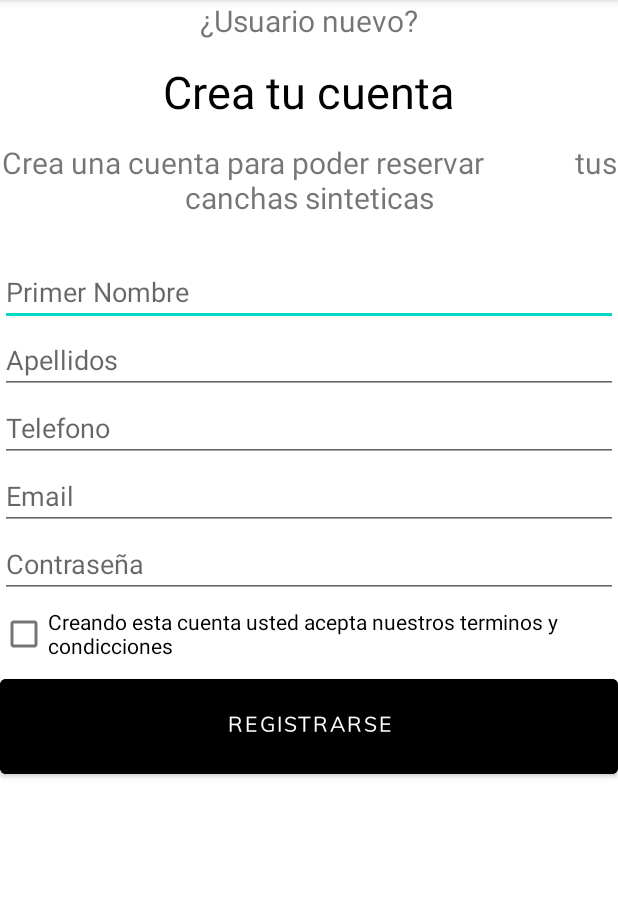
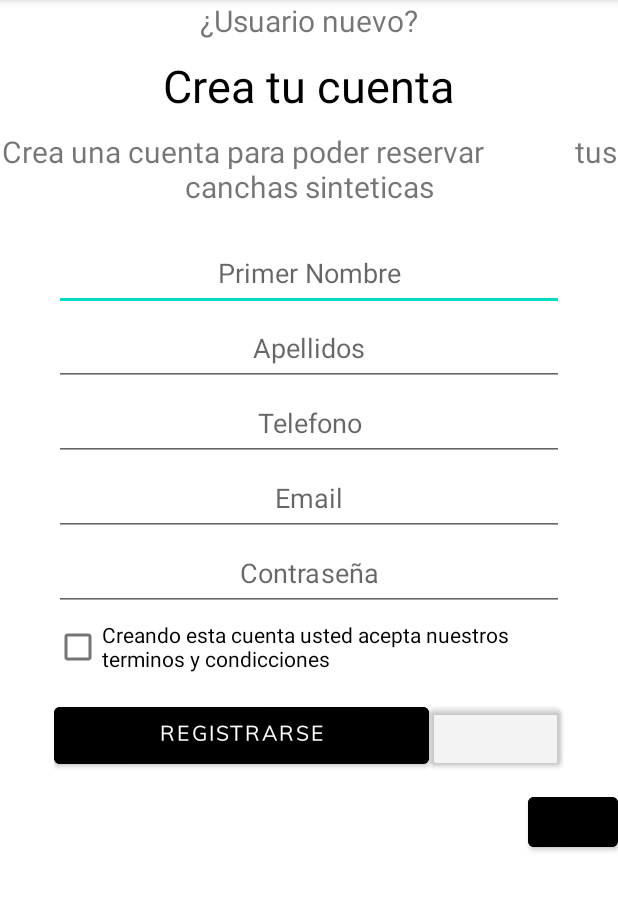
Before and after one commit to aleortbas/proyecto_moviles1, an Android app: the RegistrarUsuario screen opened directly, with no data from a screen before it, on a phone screen of 412 x 824 dp, the part 84-995 px from its top. Run offline under Robolectric (Android 15) with nearby library versions, the phone set to English and light mode, and no system bars; libraries missing offline, so code that uses them is left out: com.google.zxing.integration.

Commit message:
QR para crear usuario

```diff
--- a/app/build.gradle
+++ b/app/build.gradle
@@ -7,7 +7,7 @@ android {
 
     defaultConfig {
         applicationId "com.example.footboocking"
-        minSdk 21
+        minSdk 24
         targetSdk 31
         versionCode 1
         versionName "1.0"
@@ -40,6 +40,7 @@ dependencies {
     androidTestImplementation 'androidx.test.ext:junit:1.1.3'
     androidTestImplementation 'androidx.test.espresso:espresso-core:3.4.0'
     implementation'org.jbundle.util.osgi.wrapped:org.jbundle.util.osgi.wrapped.org.apache.http.client:4.1.2'
+    implementation 'com.journeyapps:zxing-android-embedded:4.1.0'
     implementation 'com.android.support:recyclerview-v7:28.0.0'
     implementation 'com.android.support:cardview-v7:28.0.0'
     implementation 'com.android.volley:volley:1.2.1'
--- a/app/src/main/java/com/example/footboocking/RegistrarUsuario.java
+++ b/app/src/main/java/com/example/footboocking/RegistrarUsuario.java
@@ -13,16 +13,20 @@ import android.widget.EditText;
 import android.widget.RadioButton;
 import android.widget.Toast;
 
+import com.google.zxing.integration.android.IntentIntegrator;
+import com.google.zxing.integration.android.IntentResult;
+
 import org.apache.http.NameValuePair;
 import org.apache.http.message.BasicNameValuePair;
 
 import java.util.ArrayList;
 import java.util.List;
+import java.util.StringTokenizer;
 
-public class RegistrarUsuario extends AppCompatActivity {
+public class RegistrarUsuario extends AppCompatActivity implements View.OnClickListener {
 
-    EditText nombreTx,apellidoTx,emailTx,contraseñaTx,telefonotx;
-    Button button;
+    EditText nombreTx, apellidoTx, emailTx, contraseñaTx, telefonotx;
+    Button button, buttonQr;
 
     @Override
     protected void onCreate(Bundle savedInstanceState) {
@@ -34,23 +38,62 @@ public class RegistrarUsuario extends AppCompatActivity {
         emailTx = findViewById(R.id.email);
         contraseñaTx = findViewById(R.id.Password);
         telefonotx = findViewById(R.id.editTextPhone);
-        button = (Button) findViewById(R.id.button);
+        button = findViewById(R.id.button);
+        buttonQr = findViewById(R.id.buttonQr);
+        button.setOnClickListener(this);
+        buttonQr.setOnClickListener(this);
+    }
 
+    public void onActivityResult(int requestCode, int resultCode, Intent intent) {
+        IntentResult result = IntentIntegrator.parseActivityResult(requestCode, resultCode, intent);
 
-        button.setOnClickListener(new View.OnClickListener() {
+        if (result != null) {
+            if (result.getContents() == null) {
+                Toast.makeText(getApplicationContext(), "Error de lectura", Toast.LENGTH_LONG).show();
+            } else {
+                String scanContent = result.getContents();
+                StringTokenizer t = new StringTokenizer(scanContent, "*");
+                String nombre = t.nextToken();
+                String apellido = t.nextToken();
+                String telefonoTx = t.nextToken();
+                String email = t.nextToken();
+                String contraseña = t.nextToken();
+                nombreTx.setText("" + nombre);
+                apellidoTx.setText("" + apellido);
+                telefonotx.setText("" + telefonoTx);
+                emailTx.setText("" + email);
+                contraseñaTx.setText("" + contraseña);
+                Toast.makeText(getApplicationContext(), "Captura de datos", Toast.LENGTH_LONG).show();
+            }
+        } else {
+            super.onActivityResult(requestCode, resultCode, intent);
+        }
+    }
+
     @Override
-            public void onClick(View view) {
-                if((!nombreTx.getText().toString().trim().equalsIgnoreCase("")) ||
+    public void onClick(View v) {
+        if (v.getId() == R.id.buttonQr) {
+            IntentIntegrator integrador = new IntentIntegrator(RegistrarUsuario.this);
+            integrador.setDesiredBarcodeFormats(IntentIntegrator.ALL_CODE_TYPES);
+            integrador.setPrompt("Lector QR");
+            integrador.setCameraId(0);
+            integrador.setBeepEnabled(true);
+            integrador.setBarcodeImageEnabled(true);
+            integrador.initiateScan();
+        }
+
+        if (v.getId() == R.id.button) {
+            if ((!nombreTx.getText().toString().trim().equalsIgnoreCase("")) ||
                     (!apellidoTx.getText().toString().trim().equalsIgnoreCase("")) ||
                     (!emailTx.getText().toString().trim().equalsIgnoreCase("")) ||
-                        (!contraseñaTx.getText().toString().trim().equalsIgnoreCase(""))){
+                    (!contraseñaTx.getText().toString().trim().equalsIgnoreCase(""))) {
                 new Insertar(RegistrarUsuario.this).execute();
             } else {
 
                 Toast.makeText(RegistrarUsuario.this, "Hay informacion por llenar", Toast.LENGTH_SHORT).show();
+
             }
         }
-        });
     }
 
     // CRUD from here --------
@@ -58,6 +101,7 @@ public class RegistrarUsuario extends AppCompatActivity {
 
         String url = Constants.URL + "footbocking/add.php";
         String rol = "2";
+
         List<NameValuePair> nameValuePairs; // definimos la lista de datos
         nameValuePairs = new ArrayList<NameValuePair>(7); // tamaño del array
 
@@ -70,13 +114,13 @@ public class RegistrarUsuario extends AppCompatActivity {
 
         boolean response = APIHandler.POST(url, nameValuePairs);
 
-            Intent Irlogin = new Intent(this,logIn.class);
+        Intent Irlogin = new Intent(this, logIn.class);
         Irlogin.putExtra("email", emailTx.getText().toString());
         startActivity(Irlogin);
 
         return response;
+    }
 
-    }
 //----------Eventos del AsyncTask para los botones
 
     class Insertar extends AsyncTask<String, String, String> {
@@ -109,5 +153,4 @@ public class RegistrarUsuario extends AppCompatActivity {
             return null;
         }
     }
-
 }
--- a/app/src/main/res/layout/activity_registrar_usuario.xml
+++ b/app/src/main/res/layout/activity_registrar_usuario.xml
@@ -8,103 +8,122 @@
     android:orientation="vertical"
     tools:context=".RegistrarUsuario">
 
-    <LinearLayout
-        android:layout_width="match_parent"
-        android:layout_height="wrap_content"
-        android:layout_weight="12"
-        android:weightSum="12"
-        android:orientation="vertical"
-        >
 
     <TextView
         android:id="@+id/textView2"
-            android:text="¿Usuario nuevo?"
         android:layout_width="wrap_content"
         android:layout_height="wrap_content"
-            android:textSize="20dp"
         android:layout_gravity="center"
-            />
+        android:text="¿Usuario nuevo?"
+        android:textSize="20dp" />
 
     <TextView
         android:id="@+id/textView"
-            android:text="Crea tu cuenta"
         android:layout_width="wrap_content"
         android:layout_height="wrap_content"
-            android:textSize="30dp"
+        android:layout_gravity="center"
         android:layout_weight="1"
+        android:gravity="center"
+        android:text="Crea tu cuenta"
         android:textColor="@color/black"
-            android:layout_gravity="center"
-            android:gravity="center"
-            />
+        android:textSize="30dp" />
 
     <TextView
         android:id="@+id/textView3"
+        android:layout_width="wrap_content"
+        android:layout_height="wrap_content"
+        android:layout_gravity="center"
+        android:layout_weight="1"
+        android:gravity="center|top"
         android:text="Crea una cuenta para poder reservar
             tus canchas sinteticas"
-            android:layout_width="wrap_content"
-            android:layout_height="wrap_content"
-            android:textSize="20dp"
-            android:layout_weight="1"
-            android:layout_gravity="center"
-            android:gravity="center|top"
-            />
+        android:textSize="20dp" />
 
     <EditText
         android:id="@+id/nombre"
-            android:layout_width="match_parent"
-            android:layout_height="wrap_content"
-            android:inputType="textPersonName"
-            android:hint="Primer Nombre" />
+        android:layout_width="340dp"
+        android:layout_height="50dp"
+        android:layout_gravity="center"
+        android:gravity="center"
+        android:hint="Primer Nombre"
+        android:inputType="textPersonName" />
 
     <EditText
         android:id="@+id/apellido"
-            android:layout_width="match_parent"
-            android:layout_height="wrap_content"
-            android:inputType="textPersonName"
-            android:hint="Apellidos" />
+        android:layout_width="340dp"
+        android:layout_height="50dp"
+        android:layout_gravity="center"
+        android:gravity="center"
+        android:hint="Apellidos"
+        android:inputType="textPersonName" />
 
     <EditText
         android:id="@+id/editTextPhone"
-            android:layout_width="match_parent"
-            android:layout_height="wrap_content"
-            android:inputType="phone"
+        android:layout_width="340dp"
+        android:layout_height="50dp"
+        android:layout_gravity="center"
+        android:gravity="center"
         android:hint="Telefono"
-            />
+        android:inputType="phone" />
 
     <EditText
         android:id="@+id/email"
-            android:layout_width="match_parent"
-            android:layout_height="wrap_content"
-            android:inputType="textEmailAddress"
+        android:layout_width="340dp"
+        android:layout_height="50dp"
+        android:layout_gravity="center"
+        android:gravity="center"
         android:hint="Email"
-            />
+        android:inputType="textEmailAddress" />
 
     <EditText
         android:id="@+id/Password"
-            android:layout_width="match_parent"
-            android:layout_height="wrap_content"
-            android:inputType="textVisiblePassword"
+        android:layout_width="340dp"
+        android:layout_height="50dp"
+        android:layout_gravity="center"
+        android:gravity="center"
         android:hint="Contraseña"
-            />
-
+        android:inputType="textVisiblePassword" />
 
 
     <CheckBox
         android:id="@+id/checkBox"
-            android:layout_width="match_parent"
+        android:layout_width="340dp"
         android:layout_height="wrap_content"
+        android:layout_gravity="center"
         android:text="Creando esta cuenta usted acepta nuestros terminos y condicciones " />
+
+    <RadioGroup
+        android:layout_width="340dp"
+        android:layout_height="70dp"
+        android:layout_gravity="center"
+        android:orientation="horizontal">
 
         <Button
             android:id="@+id/button"
-            android:layout_width="match_parent"
-            android:layout_height="wrap_content"
+            android:layout_width="250dp"
+            android:layout_height="50dp"
+            android:layout_gravity="center"
+            android:backgroundTint="@color/black"
             android:fontFamily="@font/font_awesome"
+            android:text="Registrarse" />
+
+        <Button
+            android:id="@+id/buttonQr"
+            android:layout_width="wrap_content"
+            android:layout_height="50dp"
+            android:layout_gravity="center"
+            android:backgroundTint="#0A676060"
+            android:fontFamily="@font/font_awesome" />
+
+    </RadioGroup>
+
+    <Button
+        android:id="@+id/buttonInicio"
+        android:layout_width="60dp"
+        android:layout_height="45dp"
+        android:layout_gravity="right"
         android:backgroundTint="@color/black"
-            android:layout_weight="1"
-            android:text="Registrarse"/>
+        android:fontFamily="@font/font_awesome" />
 
 
 </LinearLayout>
-
-</LinearLayout>
```
Lines whose indentation alone changed are shown as unchanged.
